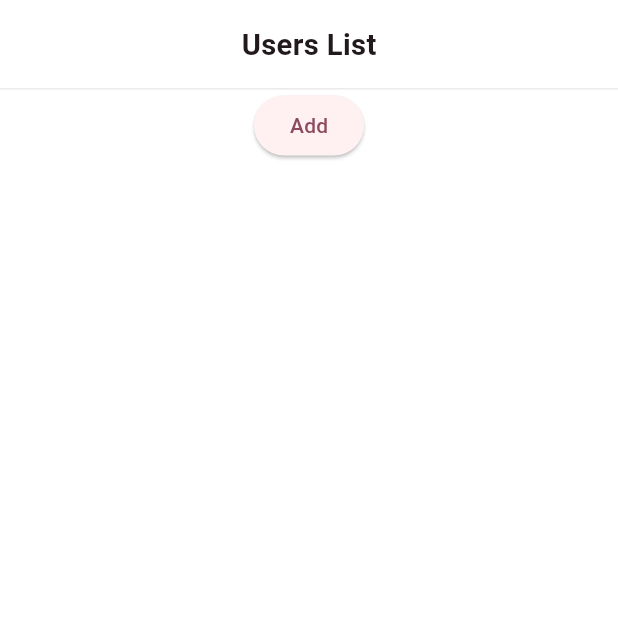
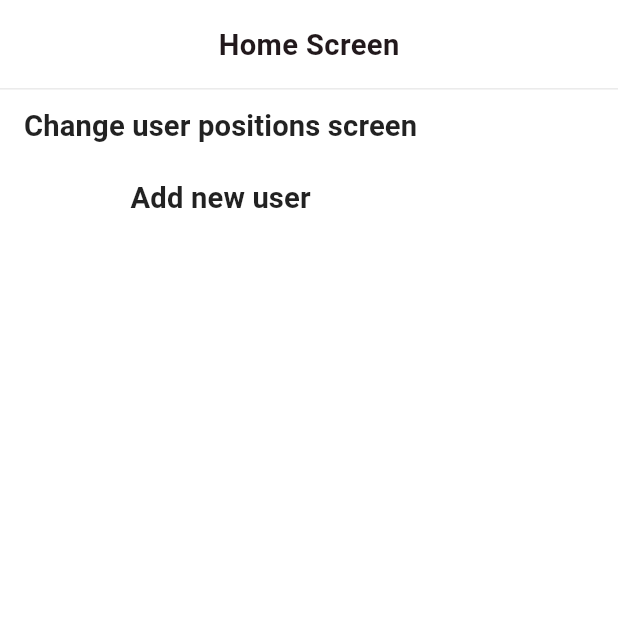
Before and after one commit to nihil-sine-nikhil/assi, a Flutter app: the screen it shows after launch, on a phone screen of 412 x 824 dp, the top half of it. Run offline on Flutter 3.47's test engine with Material 3 defaults, Android fonts, the phone set to English and light mode, and no system bars; our stand-ins replace bloc, cloud_firestore, equatable, firebase_auth, firebase_core, firebase_messaging and 8 more; accounts and stored records are empty.

Commit message:
- 17th commit (edit user)

```diff
--- a/lib/main.dart
+++ b/lib/main.dart
@@ -1,5 +1,6 @@
 import 'package:assignment/src/data/blocs/users/user_bloc.dart';
-import 'package:assignment/src/display/screens/home/home_screen.dart';
+import 'package:assignment/src/display/screens/main_screen.dart';
+import 'package:assignment/src/display/screens/users_list/users_list_screen.dart';
 import 'package:assignment/src/domain/helpers/shared_preference_helper.dart';
 import 'package:assignment/src/domain/repos.dart';
 import 'package:firebase_core/firebase_core.dart';
@@ -70,7 +71,7 @@ class MyApp extends StatelessWidget {
                   ),
                 ),
               ),
-              home: HomeScreen(),
+              home: MainScreen(),
             ),
           );
         });
--- a/lib/src/data/blocs/users/user_bloc.dart
+++ b/lib/src/data/blocs/users/user_bloc.dart
@@ -24,8 +24,8 @@ class UserBloc extends Bloc<UserEvent, UserState> {
     });
     on<UserEventUpdate>((event, emit) async {
       emit(UserStateLoading());
-      CustomResponse response =
-          await firebaseServices.updateUserDetails(userModel: event.userModel);
+      CustomResponse response = await firebaseServices.updateUserDetails(
+          userModel: event.userModel, profilePic: event.profilePic);
 
       if (response.status) {
         emit(UserStateUpdateSuccesful(response));
--- a/lib/src/data/blocs/users/user_event.dart
+++ b/lib/src/data/blocs/users/user_event.dart
@@ -11,7 +11,8 @@ class UserEventFetchAll extends UserEvent {
 
 class UserEventUpdate extends UserEvent {
   final UserModel userModel;
-  const UserEventUpdate({required this.userModel});
+  File? profilePic;
+  UserEventUpdate({required this.userModel, this.profilePic});
 
   @override
   List<Object> get props => [userModel];
--- /dev/null
+++ b/lib/src/display/screens/main_screen.dart
@@ -0,0 +1,90 @@
+import 'package:assignment/src/data/blocs/users/user_bloc.dart';
+import 'package:assignment/src/display/screens/add_new_user/add_new_user_screen.dart';
+import 'package:assignment/src/display/screens/change_user_position_screen.dart';
+import 'package:assignment/src/display/screens/home/home_screen.dart';
+import 'package:flutter/material.dart';
+import 'package:flutter_bloc/flutter_bloc.dart';
+import 'package:flutter_screenutil/flutter_screenutil.dart';
+
+class MainScreen extends StatefulWidget {
+  const MainScreen({super.key});
+
+  @override
+  State<MainScreen> createState() => _MainScreenState();
+}
+
+class _MainScreenState extends State<MainScreen> {
+  @override
+  Widget build(BuildContext context) {
+    final double screenWidth = MediaQuery.sizeOf(context).width;
+    final double screenNotch = MediaQuery.paddingOf(context).top;
+    return BlocBuilder<UserBloc, UserState>(
+      builder: (context, state) {
+        return Scaffold(
+          appBar: PreferredSize(
+              preferredSize: Size(screenWidth, 50.h + screenNotch),
+              child: SizedBox(
+                width: screenWidth,
+                height: 50.h + screenNotch,
+                child: DecoratedBox(
+                  decoration: BoxDecoration(
+                      border: Border(
+                          bottom:
+                              BorderSide(color: Color(0x2d858484), width: 1))),
+                  child: Padding(
+                    padding: EdgeInsets.only(top: screenNotch),
+                    child: Center(
+                      child: Text(
+                        'Home Screen',
+                        style: TextStyle(
+                          fontWeight: FontWeight.w600,
+                          fontSize: 17.sp,
+                        ),
+                      ),
+                    ),
+                  ),
+                ),
+              )),
+          body: state is UserStateLoaded
+              ? Column(
+                  children: [
+                    MaterialButton(
+                      onPressed: () {
+                        Navigator.push(
+                            context,
+                            MaterialPageRoute(
+                                builder: (context) => ChangeUserPositionScreen(
+                                    usersList:
+                                        state.usersListResponse.usersList)));
+                      },
+                      child: Text(
+                        'Change user positions screen',
+                        style: TextStyle(
+                          fontWeight: FontWeight.w600,
+                          fontSize: 17.sp,
+                        ),
+                      ),
+                    ),
+                    MaterialButton(
+                      onPressed: () {
+                        Navigator.push(
+                            context,
+                            MaterialPageRoute(
+                                builder: (context) => AddNewUserScreen()));
+                      },
+                      child: Text(
+                        'Add new user',
+                        style: TextStyle(
+                          fontWeight: FontWeight.w600,
+                          fontSize: 17.sp,
+                        ),
+                      ),
+                    ),
+                  ],
+                )
+              : CustomCircularIndicator(),
+        );
+      },
+    );
+  }
+}
```
Also changed, not shown: lib/src/data/services/firebase_services.dart (+13 -1 lines), lib/src/display/edit_user_details_screen.dart (renamed from lib/src/display/screens/add_new_user/add_new_user_screen.dart, +62 -60 lines), lib/src/display/screens/change_user_position_screen.dart (added, +309 -0 lines).
